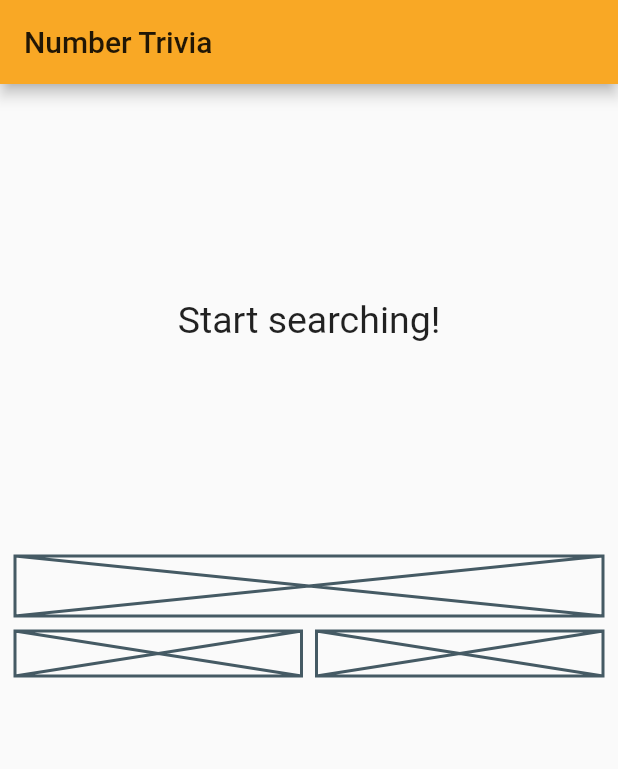
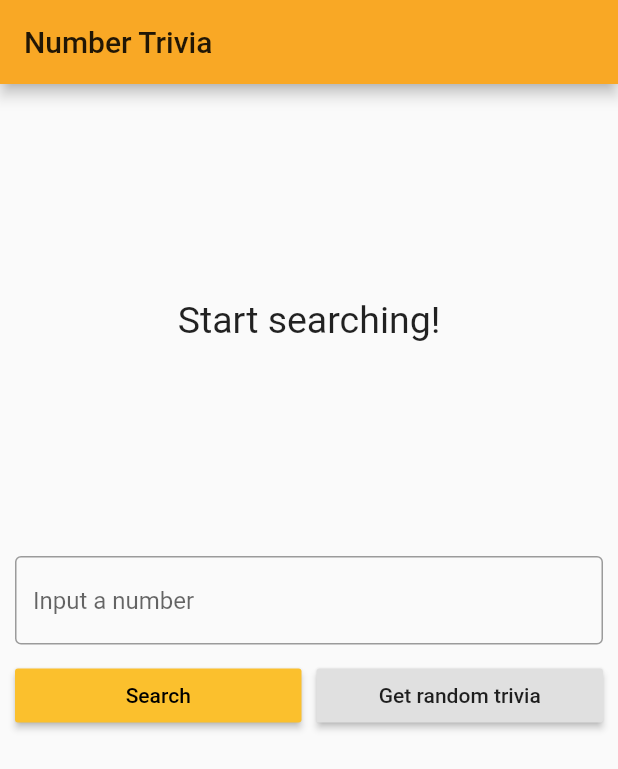
Before and after one commit to alymurtazamemon/flutter_learning_clean_architecture_with_test_driven_development, a Flutter app: the screen it shows after launch, on a phone screen of 412 x 824 dp. Shown: the top 769 px of the screen. Run offline on Flutter 3.47's test engine with Material 2 defaults, Android fonts, the phone set to English and light mode, and no system bars; our stand-ins replace bloc, dartz, equatable, flutter_bloc, get_it, internet_connection_checker and 1 more.

Commit message:
Create saperated files for extracted widgets, and create an one general file for imports, implement the botton half and fix the keyboard issue - You did it bro. Congratulate yourself.

```diff
--- a/lib/features/number_trivia/presentation/pages/number_trivia_page.dart
+++ b/lib/features/number_trivia/presentation/pages/number_trivia_page.dart
@@ -1,18 +1,21 @@
 import 'package:flutter/material.dart';
 import 'package:flutter_bloc/flutter_bloc.dart';
-import 'package:flutter_clean_architecture_with_test_driven_development/features/number_trivia/domain/entities/number_trivia.dart';
-import 'package:flutter_clean_architecture_with_test_driven_development/features/number_trivia/presentation/bloc/number_trivia_bloc.dart';
 
 import '../../../../injection_container.dart';
+import '../bloc/number_trivia_bloc.dart';
+import '../widgets/widgets.dart';
 
 class NumberTriviaPage extends StatelessWidget {
   @override
   Widget build(BuildContext context) {
     return Scaffold(
-        appBar: AppBar(
-          title: Text('Number Trivia'),
-        ),
-        body: buildBody(context));
+      appBar: AppBar(
+        title: Text('Number Trivia'),
+      ),
+      body: SingleChildScrollView(
+        child: buildBody(context),
+      ),
+    );
   }
 
   BlocProvider<NumberTriviaBloc> buildBody(BuildContext context) {
@@ -46,26 +49,7 @@
                 },
               ),
               SizedBox(height: 20),
-              Column(
-                children: <Widget>[
-                  // TextField
-                  Placeholder(fallbackHeight: 40),
-                  SizedBox(height: 10),
-                  Row(
-                    children: <Widget>[
-                      Expanded(
-                        // Search concrete button
-                        child: Placeholder(fallbackHeight: 30),
-                      ),
-                      SizedBox(width: 10),
-                      Expanded(
-                        // Random button
-                        child: Placeholder(fallbackHeight: 30),
-                      )
-                    ],
-                  )
-                ],
-              )
+              TriviaControls()
             ],
           ),
         ),
@@ -73,89 +57,3 @@
     );
   }
 }
-
-class MessageDisplay extends StatelessWidget {
-  final String message;
-
-  const MessageDisplay({
-    Key? key,
-    required this.message,
-  })  : assert(message != null),
-        super(key: key);
-
-  @override
-  Widget build(BuildContext context) {
-    return Container(
-      // Third of the size of the screen
-      height: MediaQuery.of(context).size.height / 3,
-      // Message Text widgets / CircularLoadingIndicator
-      child: Center(
-        child: SingleChildScrollView(
-          child: Text(
-            message,
-            style: TextStyle(fontSize: 25),
-            textAlign: TextAlign.center,
-          ),
-        ),
-      ),
-    );
-  }
-}
-
-class LoadingWidget extends StatelessWidget {
-  const LoadingWidget({
-    Key? key,
-  }) : super(key: key);
-
-  @override
-  Widget build(BuildContext context) {
-    return Container(
-      height: MediaQuery.of(context).size.height / 3,
-      child: Center(
-        child: CircularProgressIndicator(),
-      ),
-    );
-  }
-}
-
-class TriviaDisplay extends StatelessWidget {
-  final NumberTrivia numberTrivia;
-
-  const TriviaDisplay({
-    Key? key,
-    required this.numberTrivia,
-  })  : assert(numberTrivia != null),
-        super(key: key);
-
-  @override
-  Widget build(BuildContext context) {
-    return Container(
-      height: MediaQuery.of(context).size.height / 3,
-      child: Column(
-        children: <Widget>[
-          // Fixed size, doesn't scroll
-          Text(
-            numberTrivia.number.toString(),
-            style: TextStyle(
-              fontSize: 50,
-              fontWeight: FontWeight.bold,
-            ),
-          ),
-          // Expanded makes it fill in all the remaining space
-          Expanded(
-            child: Center(
-              // Only the trivia "message" part will be scrollable
-              child: SingleChildScrollView(
-                child: Text(
-                  numberTrivia.text,
-                  style: TextStyle(fontSize: 25),
-                  textAlign: TextAlign.center,
-                ),
-              ),
-            ),
-          )
-        ],
-      ),
-    );
-  }
-}
--- /dev/null
+++ b/lib/features/number_trivia/presentation/widgets/message_display.dart
@@ -0,0 +1,29 @@
+import 'package:flutter/material.dart';
+
+class MessageDisplay extends StatelessWidget {
+  final String message;
+
+  const MessageDisplay({
+    Key? key,
+    required this.message,
+  })  : assert(message != null),
+        super(key: key);
+
+  @override
+  Widget build(BuildContext context) {
+    return Container(
+      // Third of the size of the screen
+      height: MediaQuery.of(context).size.height / 3,
+      // Message Text widgets / CircularLoadingIndicator
+      child: Center(
+        child: SingleChildScrollView(
+          child: Text(
+            message,
+            style: TextStyle(fontSize: 25),
+            textAlign: TextAlign.center,
+          ),
+        ),
+      ),
+    );
+  }
+}
--- /dev/null
+++ b/lib/features/number_trivia/presentation/widgets/trivia_controls.dart
@@ -0,0 +1,75 @@
+import 'package:flutter/material.dart';
+import 'package:flutter_bloc/flutter_bloc.dart';
+
+import '../bloc/number_trivia_bloc.dart';
+
+class TriviaControls extends StatefulWidget {
+  const TriviaControls({
+    Key? key,
+  }) : super(key: key);
+
+  @override
+  _TriviaControlsState createState() => _TriviaControlsState();
+}
+
+class _TriviaControlsState extends State<TriviaControls> {
+  final controller = TextEditingController();
+  String? inputStr;
+
+  @override
+  Widget build(BuildContext context) {
+    return Column(
+      children: <Widget>[
+        // TextField
+        TextField(
+          controller: controller,
+          keyboardType: TextInputType.number,
+          decoration: InputDecoration(
+            border: OutlineInputBorder(),
+            hintText: 'Input a number',
+          ),
+          onChanged: (value) {
+            inputStr = value;
+          },
+          onSubmitted: (_) {
+            dispatchConcrete();
+          },
+        ),
+        SizedBox(height: 10),
+        Row(
+          children: <Widget>[
+            Expanded(
+              // Search concrete button
+              child: RaisedButton(
+                child: Text('Search'),
+                color: Theme.of(context).accentColor,
+                textTheme: ButtonTextTheme.primary,
+                onPressed: dispatchConcrete,
+              ),
+            ),
+            SizedBox(width: 10),
+            Expanded(
+              // Random button
+              child: RaisedButton(
+                child: Text('Get random trivia'),
+                onPressed: dispatchRandom,
+              ),
+            )
+          ],
+        )
+      ],
+    );
+  }
+
+  void dispatchConcrete() {
+    // Clearing the TextField to prepare it for the next inputted number
+    controller.clear();
+    BlocProvider.of<NumberTriviaBloc>(context)
+        .add(GetTriviaForConcreteNumber(inputStr!));
+  }
+
+  void dispatchRandom() {
+    controller.clear();
+    BlocProvider.of<NumberTriviaBloc>(context).add(GetTriviaForRandomNumber());
+  }
+}
--- /dev/null
+++ b/lib/features/number_trivia/presentation/widgets/widgets.dart
@@ -0,0 +1,4 @@
+export 'loading_widget.dart';
+export 'message_display.dart';
+export 'trivia_display.dart';
+export 'trivia_controls.dart';
--- a/lib/main.dart
+++ b/lib/main.dart
@@ -16,7 +16,7 @@
       debugShowCheckedModeBanner: false,
       theme: ThemeData(
         primaryColor: Colors.yellow.shade800,
-        accentColor: Colors.yellow.shade600,
+        accentColor: Colors.yellow.shade700,
       ),
       home: NumberTriviaPage(),
     );
```
Also changed, not shown: lib/features/number_trivia/presentation/widgets/loading_widget.dart (added, +17 -0 lines), lib/features/number_trivia/presentation/widgets/trivia_display.dart (added, +44 -0 lines).
